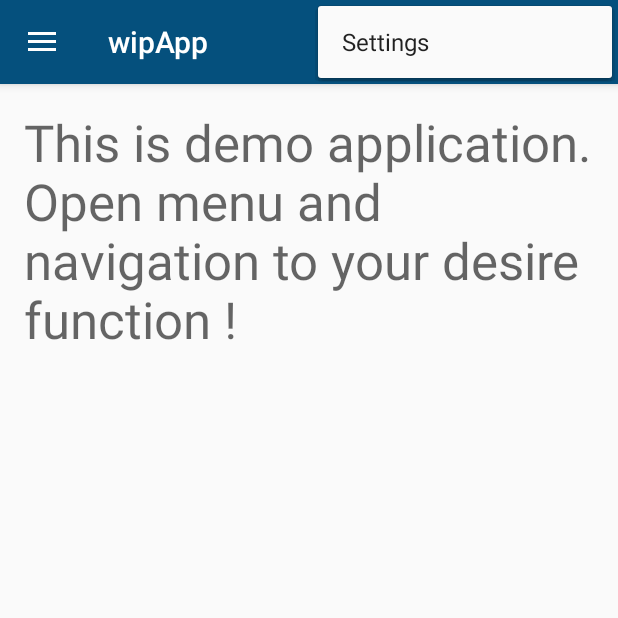
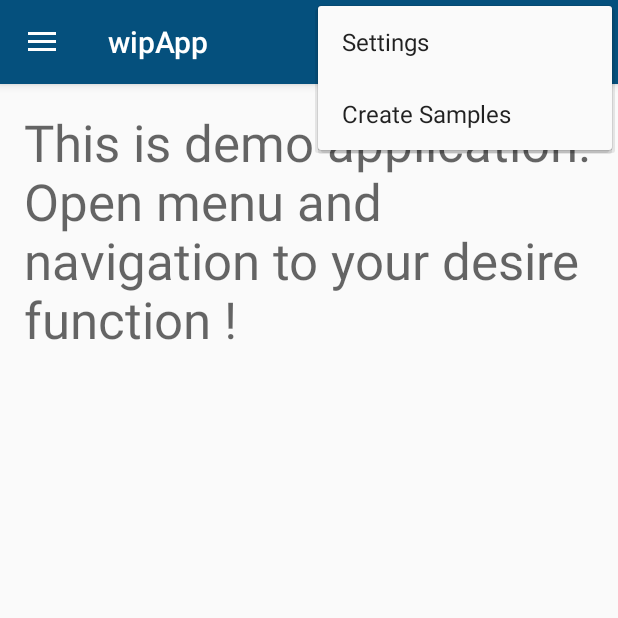
Before and after one commit to KennyNguyen88/ndt-mobile, an Android app: the screen it shows after launch (MainActivity), with the options menu open, on a phone screen of 412 x 824 dp, the top half of it. Run offline under Robolectric (Android 15) with nearby library versions, the phone set to English and light mode, and no system bars.

Commit message:
Create sample action

```diff
--- a/wipApp/app/src/main/java/com/posco/erp/wipapp/MainActivity.java
+++ b/wipApp/app/src/main/java/com/posco/erp/wipapp/MainActivity.java
@@ -86,6 +86,9 @@ public class MainActivity extends AppCompatActivity
             return true;
         }
 
+        if (id == R.id.action_create_samples){
+            createSample();
+        }
         return super.onOptionsItemSelected(item);
     }
 
--- a/wipApp/app/src/main/res/menu/main.xml
+++ b/wipApp/app/src/main/res/menu/main.xml
@@ -6,4 +6,9 @@
         android:orderInCategory="100"
         android:title="@string/action_settings"
         app:showAsAction="never" />
+    <item
+        android:id="@+id/action_create_samples"
+        android:orderInCategory="110"
+        android:title="@string/action_create_sample"
+        app:showAsAction="never" />
 </menu>
--- a/wipApp/app/src/main/res/values/strings.xml
+++ b/wipApp/app/src/main/res/values/strings.xml
@@ -16,4 +16,5 @@
     <string name="screen1_title">Screen 1</string>
     <string name="action_search">Search</string>
     <string name="search_hint">Input Items...</string>
+    <string name="action_create_sample">Create Samples</string>
 </resources>
```
